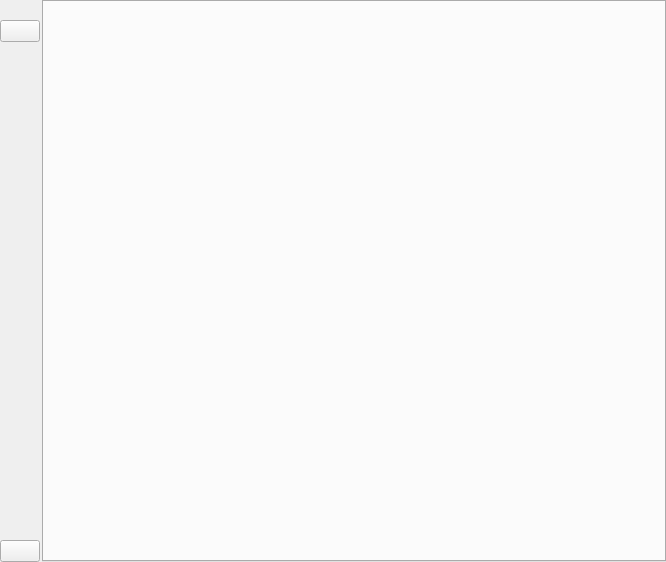
The window that python/smartshelf/ui/mainwindow.ui (digitalgraphics/smartshelf) describes before a commit, drawn with Qt 5.
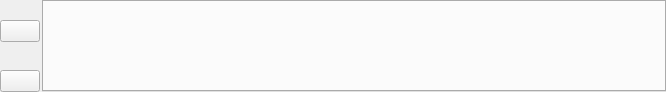
The same window after the commit. Icons and pictures are not drawn. Custom widgets are drawn as their Qt base class.

The edit to the form file:
```diff
--- a/python/smartshelf/ui/mainwindow.ui
+++ b/python/smartshelf/ui/mainwindow.ui
@@ -7,7 +7,7 @@
     <x>0</x>
     <y>0</y>
     <width>666</width>
-    <height>562</height>
+    <height>92</height>
    </rect>
   </property>
   <property name="windowTitle">
```
